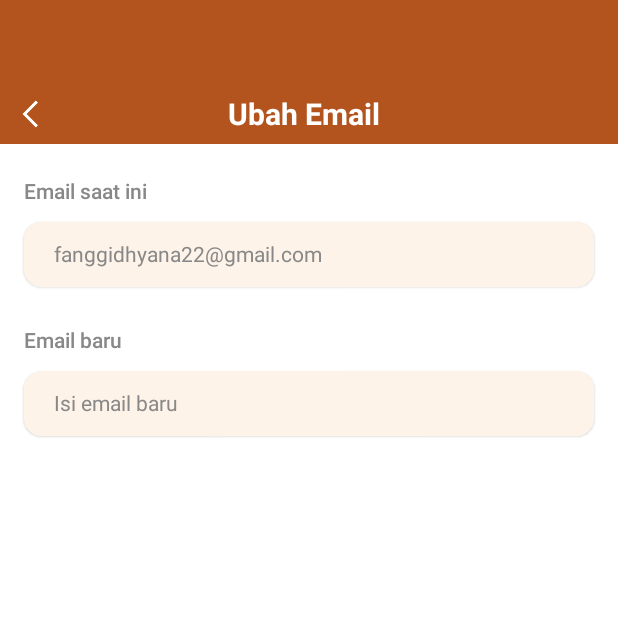
After one commit to fanggadewangga/Kapas, an Android app built with Jetpack Compose: the ChangeEmailScreen screen opened through its navigation route, on a phone screen of 412 x 824 dp, the top half of it. The commit adds this screen. Run offline under Robolectric (Android 15) with nearby library versions, the phone set to English and light mode, and no system bars; our stand-ins replace Dagger/Hilt's generated code, accompanist.

Commit message:
add: ChangeEmailScreen.kt

```diff
--- a/app/src/main/java/com/puyo/kapas/feature_kapas/presentation/job/add_job/AddJobScreen.kt
+++ b/app/src/main/java/com/puyo/kapas/feature_kapas/presentation/add_job/AddJobScreen.kt
@@ -1,4 +1,4 @@
-package com.puyo.kapas.feature_kapas.presentation.job.add_job
+package com.puyo.kapas.feature_kapas.presentation.add_job
 
 import androidx.compose.foundation.Image
 import androidx.compose.foundation.background
--- a/app/src/main/java/com/puyo/kapas/feature_kapas/presentation/job/add_job/JobPaymentScreen.kt
+++ b/app/src/main/java/com/puyo/kapas/feature_kapas/presentation/add_job/JobPaymentScreen.kt
@@ -1,4 +1,4 @@
-package com.puyo.kapas.feature_kapas.presentation.job.add_job
+package com.puyo.kapas.feature_kapas.presentation.add_job
 
 import android.annotation.SuppressLint
 import androidx.compose.foundation.Image
@@ -22,7 +22,7 @@ import androidx.compose.ui.unit.sp
 import androidx.navigation.NavController
 import androidx.navigation.compose.rememberNavController
 import com.puyo.kapas.R
-import com.puyo.kapas.feature_kapas.presentation.job.components.JobBottomBar
+import com.puyo.kapas.feature_kapas.presentation.jobs.components.JobBottomBar
 import com.puyo.kapas.feature_kapas.presentation.util.Screen
 import com.puyo.kapas.ui.components.CommonInputField
 import com.puyo.kapas.ui.theme.Orange
--- a/app/src/main/java/com/puyo/kapas/feature_kapas/presentation/job/detail/JobDetailScreen.kt
+++ b/app/src/main/java/com/puyo/kapas/feature_kapas/presentation/job_detail/JobDetailScreen.kt
@@ -1,4 +1,4 @@
-package com.puyo.kapas.feature_kapas.presentation.job
+package com.puyo.kapas.feature_kapas.presentation.job_detail
 
 import android.annotation.SuppressLint
 import androidx.compose.animation.*
@@ -31,8 +31,8 @@ import com.google.android.gms.maps.model.LatLng
 import com.google.maps.android.compose.MarkerState
 import com.google.maps.android.compose.rememberCameraPositionState
 import com.puyo.kapas.R
-import com.puyo.kapas.feature_kapas.presentation.job.components.DescriptionSection
-import com.puyo.kapas.feature_kapas.presentation.job.components.JobBottomBar
+import com.puyo.kapas.feature_kapas.presentation.jobs.components.DescriptionSection
+import com.puyo.kapas.feature_kapas.presentation.jobs.components.JobBottomBar
 import com.puyo.kapas.ui.theme.Grey
 import com.puyo.kapas.ui.theme.Orange
 
--- a/app/src/main/java/com/puyo/kapas/feature_kapas/presentation/job/jobs/JobsScreen.kt
+++ b/app/src/main/java/com/puyo/kapas/feature_kapas/presentation/jobs/JobsScreen.kt
@@ -1,4 +1,4 @@
-package com.puyo.kapas.feature_kapas.presentation.job.jobs
+package com.puyo.kapas.feature_kapas.presentation.jobs
 
 import android.annotation.SuppressLint
 import androidx.compose.foundation.Image
--- a/app/src/main/java/com/puyo/kapas/feature_kapas/presentation/job/components/DescriptionSection.kt
+++ b/app/src/main/java/com/puyo/kapas/feature_kapas/presentation/jobs/components/DescriptionSection.kt
@@ -1,4 +1,4 @@
-package com.puyo.kapas.feature_kapas.presentation.job.components
+package com.puyo.kapas.feature_kapas.presentation.jobs.components
 
 import androidx.compose.foundation.layout.*
 import androidx.compose.material.Text
--- a/app/src/main/java/com/puyo/kapas/feature_kapas/presentation/job/components/JobBottomBar.kt
+++ b/app/src/main/java/com/puyo/kapas/feature_kapas/presentation/jobs/components/JobBottomBar.kt
@@ -1,4 +1,4 @@
-package com.puyo.kapas.feature_kapas.presentation.job.components
+package com.puyo.kapas.feature_kapas.presentation.jobs.components
 
 import androidx.compose.foundation.background
 import androidx.compose.foundation.layout.*
--- /dev/null
+++ b/app/src/main/java/com/puyo/kapas/feature_kapas/presentation/settings/ChangeEmailScreen.kt
@@ -0,0 +1,92 @@
+package com.puyo.kapas.feature_kapas.presentation.settings
+
+import androidx.compose.foundation.Image
+import androidx.compose.foundation.background
+import androidx.compose.foundation.clickable
+import androidx.compose.foundation.layout.*
+import androidx.compose.material.Text
+import androidx.compose.runtime.Composable
+import androidx.compose.ui.Alignment
+import androidx.compose.ui.Modifier
+import androidx.compose.ui.graphics.Color
+import androidx.compose.ui.res.painterResource
+import androidx.compose.ui.text.font.FontWeight
+import androidx.compose.ui.tooling.preview.Preview
+import androidx.compose.ui.unit.dp
+import androidx.compose.ui.unit.sp
+import androidx.navigation.NavController
+import androidx.navigation.compose.rememberNavController
+import com.puyo.kapas.R
+import com.puyo.kapas.feature_kapas.presentation.util.Screen
+import com.puyo.kapas.ui.components.CommonInputField
+import com.puyo.kapas.ui.theme.Orange
+
+@Composable
+fun ChangeEmailScreen(navController: NavController) {
+    Column(modifier = Modifier
+        .fillMaxSize()
+        .background(Color.White)
+    ) {
+
+        // Action Bar
+        Column(modifier = Modifier
+            .fillMaxWidth()
+            .background(color = Orange)
+            .padding(top = 64.dp, bottom = 8.dp)
+        ) {
+            Row(
+                verticalAlignment = Alignment.Bottom,
+                horizontalArrangement = Arrangement.SpaceBetween
+            ) {
+                Image(
+                    painter = painterResource(id = R.drawable.ic_arrow_back),
+                    contentDescription = "Arrow",
+                    modifier = Modifier
+                        .padding(start = 8.dp)
+                        .size(24.dp)
+                        .clickable { navController.navigate(Screen.ProfileSettingScreen.route) }
+                )
+
+                Text(
+                    text = "Ubah Email",
+                    fontWeight = FontWeight.Bold,
+                    fontSize = 20.sp,
+                    color = Color.White,
+                    modifier = Modifier.padding(start = 120.dp)
+                )
+            }
+        }
+
+        // Old email
+        Spacer(modifier = Modifier.height(24.dp))
+        Text(
+            fontWeight = FontWeight.Medium,
+            text = "Email saat ini",
+            fontSize = 14.sp,
+            color = Color.Gray,
+            modifier = Modifier.padding(start = 16.dp, bottom = 8.dp)
+        )
+        CommonInputField(
+            placeholder = "fanggidhyana22@gmail.com"
+        )
+
+        // New email
+        Spacer(modifier = Modifier.height(24.dp))
+        Text(
+            fontWeight = FontWeight.Medium,
+            text = "Email baru",
+            fontSize = 14.sp,
+            color = Color.Gray,
+            modifier = Modifier.padding(start = 16.dp, bottom = 8.dp)
+        )
+        CommonInputField(
+            placeholder = "Isi email baru"
+        )
+    }
+}
+
+@Preview
+@Composable
+fun ChangeEmailPrev() {
+    ChangeEmailScreen(navController = rememberNavController())
+}
--- a/app/src/main/java/com/puyo/kapas/feature_kapas/presentation/util/Navigation.kt
+++ b/app/src/main/java/com/puyo/kapas/feature_kapas/presentation/util/Navigation.kt
@@ -8,15 +8,16 @@ import com.puyo.kapas.feature_kapas.presentation.auth.LoginScreen
 import com.puyo.kapas.feature_kapas.presentation.auth.SignupScreen
 import com.puyo.kapas.feature_kapas.presentation.history.HistoryScreen
 import com.puyo.kapas.feature_kapas.presentation.home.HomeScreen
-import com.puyo.kapas.feature_kapas.presentation.job.JobDetailScreen
-import com.puyo.kapas.feature_kapas.presentation.job.add_job.AddJobScreen
-import com.puyo.kapas.feature_kapas.presentation.job.add_job.JobPaymentScreen
-import com.puyo.kapas.feature_kapas.presentation.job.jobs.JobScreen
+import com.puyo.kapas.feature_kapas.presentation.job_detail.JobDetailScreen
+import com.puyo.kapas.feature_kapas.presentation.add_job.AddJobScreen
+import com.puyo.kapas.feature_kapas.presentation.add_job.JobPaymentScreen
+import com.puyo.kapas.feature_kapas.presentation.jobs.JobScreen
 import com.puyo.kapas.feature_kapas.presentation.landing.LandingScreen
 import com.puyo.kapas.feature_kapas.presentation.leaderboard.LeaderboardScreen
 import com.puyo.kapas.feature_kapas.presentation.profile.ProfileScreen
 import com.puyo.kapas.feature_kapas.presentation.profile.ProfileSettingScreen
 import com.puyo.kapas.feature_kapas.presentation.reward.RewardScreen
+import com.puyo.kapas.feature_kapas.presentation.settings.ChangeEmailScreen
 import com.puyo.kapas.feature_kapas.presentation.splash.SplashScreen
 import com.puyo.kapas.feature_kapas.presentation.verification.CardVerificationScreen
 import com.puyo.kapas.feature_kapas.presentation.verification.FaceVerificationScreen
@@ -104,5 +105,9 @@ fun Navigation() {
         composable(route = Screen.RewardScreen.route) {
             RewardScreen(navController = navController)
         }
+
+        composable(route = Screen.ChangeEmailScreen.route) {
+            ChangeEmailScreen(navController = navController)
+        }
     }
 }
--- a/app/src/main/java/com/puyo/kapas/feature_kapas/presentation/util/Screen.kt
+++ b/app/src/main/java/com/puyo/kapas/feature_kapas/presentation/util/Screen.kt
@@ -35,6 +35,9 @@ sealed class Screen(val route: String) {
     // Reward
     object RewardScreen: Screen("reward_screen")
 
+    // Account Settings
+    object ChangeEmailScreen: Screen("change_email_screen")
+
     // args helper
     fun withArgs(vararg args: String): String{
         return buildString{
```
